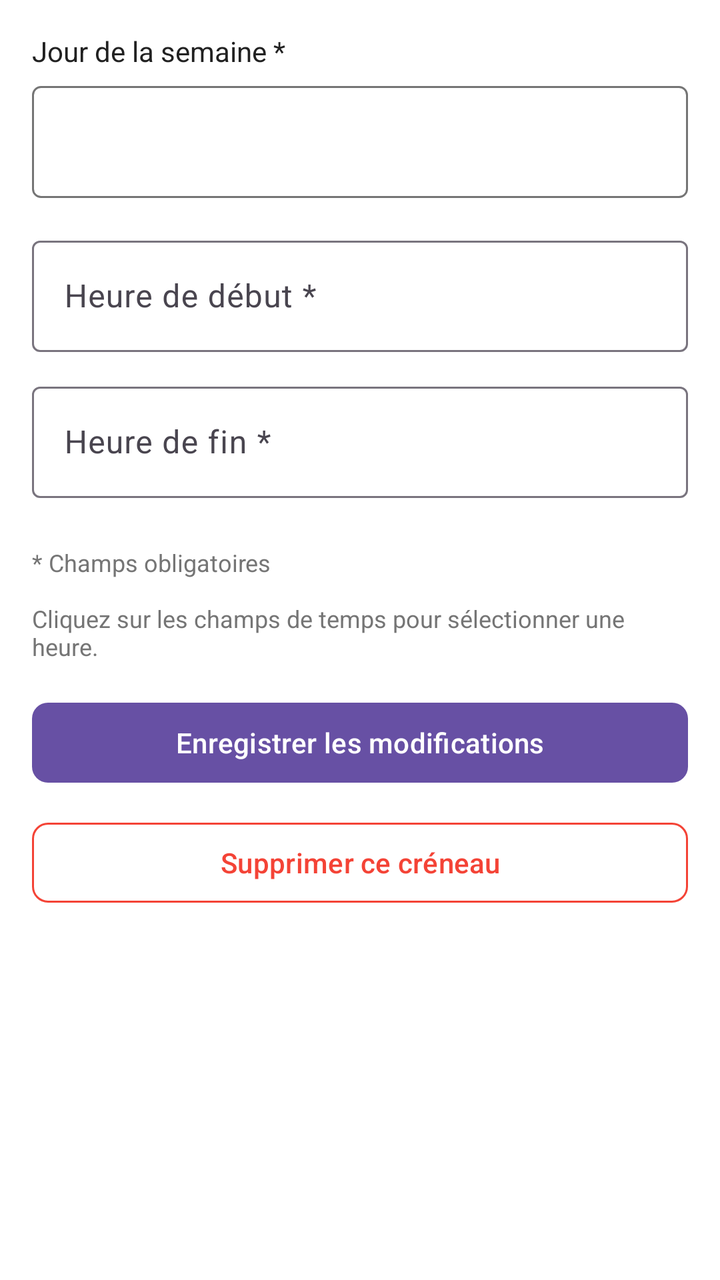
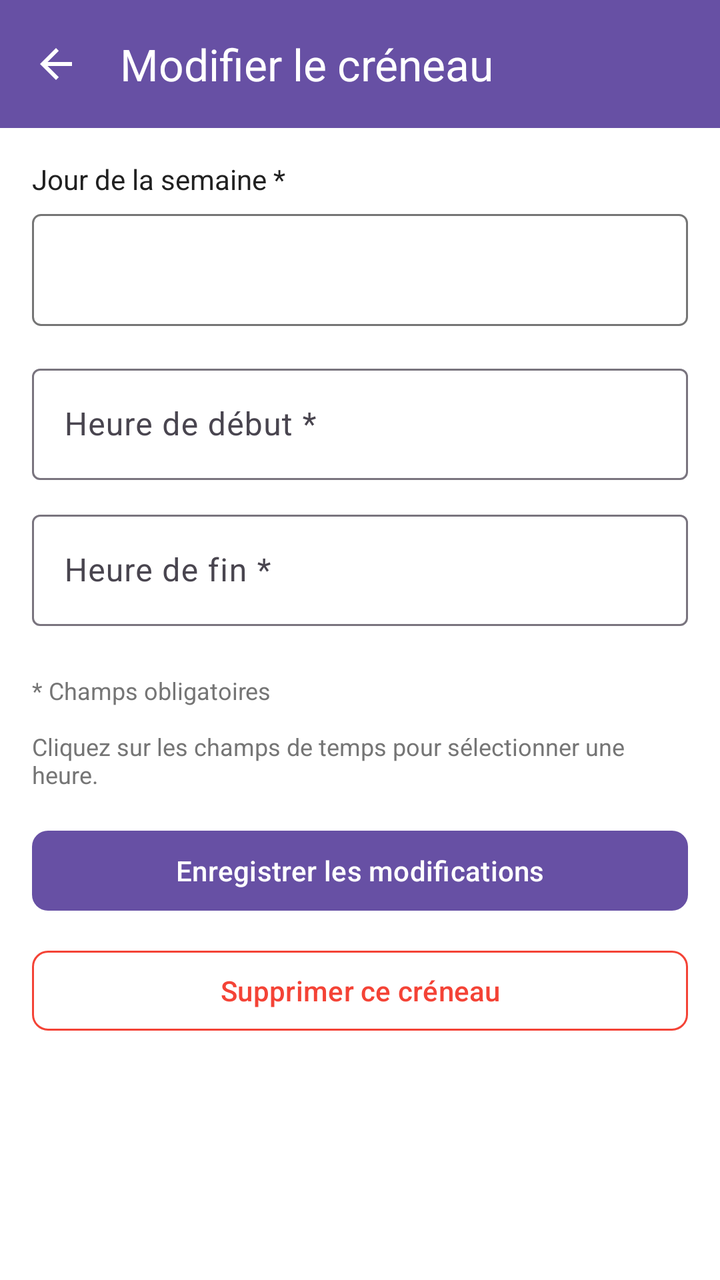

The first picture is an Android layout as it rendered before a commit; the second is the same layout after the commit. The layout source and the unified diff follow.
<!-- AndroidManifest.xml: application theme Theme.CabinetMedical -->
<!-- res/layout/activity_doctor_edit_timeslot.xml -->
<?xml version="1.0" encoding="utf-8"?>
<ScrollView xmlns:android="http://schemas.android.com/apk/res/android"
    xmlns:app="http://schemas.android.com/apk/res-auto"
    android:layout_width="match_parent"
    android:layout_height="match_parent"
    android:background="@color/white"
    android:fillViewport="true">

    <LinearLayout
        android:layout_width="match_parent"
        android:layout_height="wrap_content"
        android:orientation="vertical"
        android:padding="16dp">

        
        <ProgressBar
            android:id="@+id/progress_bar"
            android:layout_width="wrap_content"
            android:layout_height="wrap_content"
            android:layout_gravity="center"
            android:visibility="gone" />

        
        <TextView
            android:id="@+id/error_message"
            android:layout_width="match_parent"
            android:layout_height="wrap_content"
            android:padding="12dp"
            android:textColor="@color/error"
            android:visibility="gone"
            android:layout_marginBottom="16dp" />

        
        <TextView
            android:layout_width="match_parent"
            android:layout_height="wrap_content"
            android:text="Jour de la semaine *"
            android:textColor="@color/text_primary"
            android:textSize="14sp"
            android:layout_marginBottom="8dp" />

        <Spinner
            android:id="@+id/spinner_day"
            android:layout_width="match_parent"
            android:layout_height="56dp"
            android:background="@drawable/spinner_background"
            android:padding="12dp"
            android:layout_marginBottom="16dp" />

        
        <com.google.android.material.textfield.TextInputLayout
            android:layout_width="match_parent"
            android:layout_height="wrap_content"
            android:hint="Heure de début *"
            app:boxBackgroundMode="outline"
            android:layout_marginBottom="12dp">

            <com.google.android.material.textfield.TextInputEditText
                android:id="@+id/input_start_time"
                android:layout_width="match_parent"
                android:layout_height="wrap_content"
                android:inputType="none"
                android:focusable="false"
                android:clickable="true" />

        </com.google.android.material.textfield.TextInputLayout>

        
        <com.google.android.material.textfield.TextInputLayout
            android:layout_width="match_parent"
            android:layout_height="wrap_content"
            android:hint="Heure de fin *"
            app:boxBackgroundMode="outline"
            android:layout_marginBottom="24dp">

            <com.google.android.material.textfield.TextInputEditText
                android:id="@+id/input_end_time"
                android:layout_width="match_parent"
                android:layout_height="wrap_content"
                android:inputType="none"
                android:focusable="false"
                android:clickable="true" />

        </com.google.android.material.textfield.TextInputLayout>

        
        <TextView
            android:layout_width="match_parent"
            android:layout_height="wrap_content"
            android:text="* Champs obligatoires\n\nCliquez sur les champs de temps pour sélectionner une heure."
            android:textColor="@color/text_secondary"
            android:textSize="12sp"
            android:layout_marginBottom="16dp" />

        
        <com.google.android.material.button.MaterialButton
            android:id="@+id/button_save"
            android:layout_width="match_parent"
            android:layout_height="wrap_content"
            android:text="Enregistrer les modifications"
            android:textColor="@color/white"
            app:cornerRadius="8dp"
            android:layout_marginBottom="12dp" />

        
        <com.google.android.material.button.MaterialButton
            android:id="@+id/button_delete"
            android:layout_width="match_parent"
            android:layout_height="wrap_content"
            android:text="Supprimer ce créneau"
            style="@style/Widget.Material3.Button.OutlinedButton"
            app:strokeColor="@color/status_cancelled"
            android:textColor="@color/status_cancelled"
            app:cornerRadius="8dp" />

    </LinearLayout>

</ScrollView>
<!-- resources referenced by this layout -->
<resources>
  <color name="error">#F44336</color>
  <color name="status_cancelled">#F44336</color>
  <color name="text_primary">#212121</color>
  <color name="text_secondary">#757575</color>
  <color name="white">#FFFFFFFF</color>
  <!-- drawable spinner_background (drawable) -->
  <?xml version="1.0" encoding="utf-8"?>
  <shape xmlns:android="http://schemas.android.com/apk/res/android">
      <solid android:color="@color/white"/>
      <stroke
          android:width="1dp"
          android:color="@color/text_secondary"/>
      <corners android:radius="4dp"/>
      <padding
          android:left="12dp"
          android:right="12dp"
          android:top="12dp"
          android:bottom="12dp"/>
  </shape>
  <style name="Theme.CabinetMedical" parent="Base.Theme.CabinetMedical" />
  <style name="Base.Theme.CabinetMedical" parent="Theme.Material3.DayNight.NoActionBar">
          
          
      </style>
</resources>

<!-- the commit's change to res/layout/activity_doctor_edit_timeslot.xml (unified diff, before → after) -->
@@ -1,10 +1,27 @@
 <?xml version="1.0" encoding="utf-8"?>
-<ScrollView xmlns:android="http://schemas.android.com/apk/res/android"
+<LinearLayout xmlns:android="http://schemas.android.com/apk/res/android"
     xmlns:app="http://schemas.android.com/apk/res-auto"
     android:layout_width="match_parent"
     android:layout_height="match_parent"
-    android:background="@color/white"
-    android:fillViewport="true">
+    android:orientation="vertical"
+    android:background="@color/white">
+
+    
+    <com.google.android.material.appbar.MaterialToolbar
+        android:id="@+id/toolbar"
+        android:layout_width="match_parent"
+        android:layout_height="?attr/actionBarSize"
+        android:background="?attr/colorPrimary"
+        app:title="Modifier le créneau"
+        app:titleTextColor="@android:color/white"
+        app:navigationIcon="?attr/homeAsUpIndicator"
+        app:navigationIconTint="@android:color/white" />
+
+    <ScrollView
+        android:layout_width="match_parent"
+        android:layout_height="0dp"
+        android:layout_weight="1"
+        android:fillViewport="true">
 
     <LinearLayout
         android:layout_width="match_parent"
@@ -115,4 +132,6 @@
 
     </LinearLayout>
 
-</ScrollView>
+    </ScrollView>
+
+</LinearLayout>
